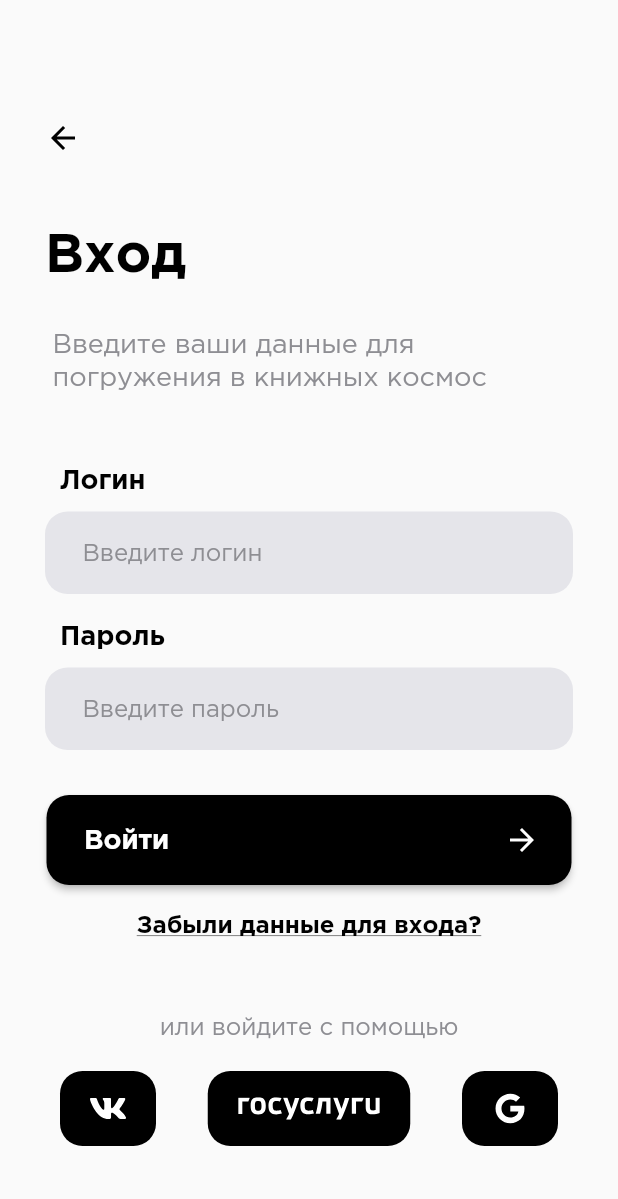
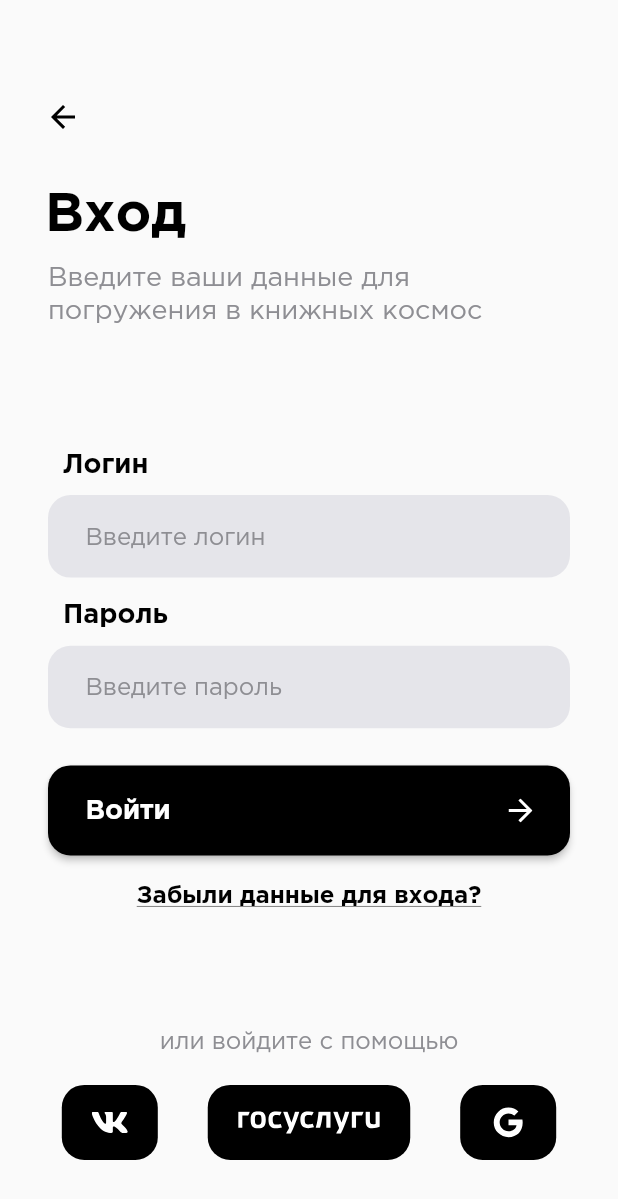
Before and after one commit to qucals/governmentLibrary, a Flutter app: the screen it shows after launch, after a tap on "Уже есть аккаунт", on a phone screen of 412 x 824 dp. Shown: the top 1199 px of the screen. Run offline on Flutter 3.47's test engine with Material 2 defaults, Android fonts, the phone set to English and light mode, and no system bars; our stand-ins replace flutter_svg, loggy, shared_preferences.

Commit message:
Адаптация страниц под разные размеры устройств
Signed-off-by: qucals <totalboy@outlook.com>

```diff
--- a/lib/main.dart
+++ b/lib/main.dart
@@ -38,10 +38,12 @@ class LibraryApp extends StatelessWidget with UiLoggy {
 
   @override
   Widget build(BuildContext context) {
+    // Возможен только портретный режим просмотра
     SystemChrome.setPreferredOrientations([
       DeviceOrientation.portraitUp,
       DeviceOrientation.portraitDown,
     ]);
+
     return Consumer<ThemeNotifier>(
       builder: (context, theme, _) => MaterialApp(
         theme: theme.getTheme(),
--- a/lib/src/sign_in_page/sing_in_page.dart
+++ b/lib/src/sign_in_page/sing_in_page.dart
@@ -20,6 +20,7 @@ import 'package:government_library/src/components/press_button.dart';
 import 'package:government_library/src/components/text_button.dart';
 import 'package:government_library/src/components/text_field.dart';
 import 'package:government_library/src/theming/theme_manager.dart';
+import 'package:loggy/loggy.dart';
 
 // ignore: must_be_immutable
 class LibrarySignInPage extends StatefulWidget {
@@ -34,17 +35,23 @@ class LibrarySignInPage extends StatefulWidget {
   State<LibrarySignInPage> createState() => _LibrarySignInPageState();
 }
 
-class _LibrarySignInPageState extends State<LibrarySignInPage> {
+class _LibrarySignInPageState extends State<LibrarySignInPage> with UiLoggy {
   @override
   Widget build(BuildContext context) {
+    MediaQueryData queryData = MediaQuery.of(context);
+    double screenWidth = queryData.size.width;
+    double screenHeight = queryData.size.height;
+
+    loggy.debug('Screen: width=$screenWidth, height=$screenHeight');
+
     return Scaffold(
         body: Center(
       child: Column(
         children: <Widget>[
-          const SizedBox(width: 300, height: 50),
+          SizedBox(width: screenWidth, height: screenHeight * 0.05),
           Container(
             alignment: Alignment.topLeft,
-            padding: const EdgeInsets.all(30),
+            padding: EdgeInsets.symmetric(horizontal: 30, vertical: screenHeight * 0.03),
             child: GestureDetector(
               onTap: () {
                 Navigator.pop(context);
@@ -56,7 +63,7 @@ class _LibrarySignInPageState extends State<LibrarySignInPage> {
           ),
           Container(
             alignment: Alignment.topLeft,
-            padding: const EdgeInsets.fromLTRB(30, 20, 30, 30),
+            padding: EdgeInsets.symmetric(horizontal: 30, vertical: screenWidth * 0.03),
             child: Text(
               'Вход',
               style: widget.themeNotifier.getTheme().textTheme.headline2,
@@ -64,15 +71,17 @@ class _LibrarySignInPageState extends State<LibrarySignInPage> {
           ),
           Container(
             alignment: Alignment.topLeft,
-            padding: const EdgeInsets.fromLTRB(35, 0, 30, 35),
+            padding: EdgeInsets.only(left: 32, right: 32, bottom: screenHeight * 0.03),
             child: Text(
               'Введите ваши данные для погружения в книжных космос',
               style: widget.themeNotifier.getTheme().textTheme.subtitle1,
             ),
           ),
+          const Spacer(flex: 1,),
           Container(
             alignment: Alignment.center,
-            padding: const EdgeInsets.fromLTRB(30, 15, 30, 20),
+            padding: EdgeInsets.fromLTRB(32, screenHeight * 0.01,
+                                         32, screenHeight * 0.02),
             child: Column(
               children: <Widget>[
                 Container(
@@ -96,7 +105,7 @@ class _LibrarySignInPageState extends State<LibrarySignInPage> {
           ),
           Container(
             alignment: Alignment.center,
-            padding: const EdgeInsets.fromLTRB(30, 0, 30, 30),
+            padding: EdgeInsets.only(left: 32, right: 32, bottom: screenHeight * 0.03),
             child: Column(
               children: <Widget>[
                 Container(
@@ -119,9 +128,9 @@ class _LibrarySignInPageState extends State<LibrarySignInPage> {
             ),
           ),
           Padding(
-            padding: const EdgeInsets.fromLTRB(30, 0, 30, 10),
+            padding: const EdgeInsets.only(left: 32, right: 32, bottom: 10),
             child: LibraryPressButton(
-              width: 350,
+              width: screenWidth,
               height: 60,
               textButton: 'Войти',
               icon: SvgPicture.asset(
@@ -133,7 +142,7 @@ class _LibrarySignInPageState extends State<LibrarySignInPage> {
           ),
           Container(
               alignment: Alignment.center,
-            padding: const EdgeInsets.fromLTRB(30, 10, 30, 30),
+              padding: EdgeInsets.fromLTRB(32, 10, 32, screenHeight * 0.01),
               child: GestureDetector(
                   onTap: () {
                     // Navigator.push(
@@ -149,15 +158,15 @@ class _LibrarySignInPageState extends State<LibrarySignInPage> {
                       fontFamily: 'LGothamPro',
                       fontWeight: FontWeight.bold,
                       fontSize: 16,
-                  color: widget.themeNotifier.getTheme().colorScheme.secondary,
+                      color:
+                          widget.themeNotifier.getTheme().colorScheme.secondary,
                       decoration: TextDecoration.underline,
                     ),
-              )
-            )
-          ),
+                  ))),
+          const Spacer(flex: 1,),
           Container(
             alignment: Alignment.center,
-            padding: const EdgeInsets.fromLTRB(40, 0, 40, 30),
+            padding: EdgeInsets.symmetric(horizontal: screenWidth * 0.1),
             child: Column(
               children: <Widget>[
                 Container(
@@ -206,7 +215,8 @@ class _LibrarySignInPageState extends State<LibrarySignInPage> {
                 )
               ],
             ),
-          )
+          ),
+          const Spacer(flex: 1,),
         ],
       ),
     ));
--- a/lib/src/welcome_page/welcome_page.dart
+++ b/lib/src/welcome_page/welcome_page.dart
@@ -16,7 +16,6 @@
 
 import 'package:flutter/material.dart';
 import 'package:government_library/src/sign_in_page/sing_in_page.dart';
-import 'package:government_library/src/sign_up_page/sign_up_page.dart';
 import 'package:loggy/loggy.dart';
 import 'package:flutter_svg/svg.dart';
 
@@ -41,6 +40,10 @@ class _LibraryWelcomeState extends State<LibraryWelcomePage> with UiLoggy {
     String backgroundAssetName = _backgroundAssetPreName +
         (_themeMode == 'light' ? 'header_light.svg' : 'header_dark.svg');
 
+    MediaQueryData queryData = MediaQuery.of(context);
+    double screenWidth = queryData.size.width;
+    double screenHeight = queryData.size.height;
+
     return Scaffold(
         body: Stack(
       children: <Widget>[
@@ -54,7 +57,8 @@ class _LibraryWelcomeState extends State<LibraryWelcomePage> with UiLoggy {
           children: <Widget>[
             Container(
               alignment: Alignment.center,
-              padding: const EdgeInsets.fromLTRB(35, 10, 30, 70),
+              // padding: const EdgeInsets.fromLTRB(35, 10, 30, 70),
+              padding: EdgeInsets.fromLTRB(32, 10, 32, screenHeight * 0.08),
               child: GestureDetector(
                 onTap: () {
                   Navigator.push(
@@ -74,7 +78,7 @@ class _LibraryWelcomeState extends State<LibraryWelcomePage> with UiLoggy {
               ),
             ),
             Padding(
-              padding: const EdgeInsets.fromLTRB(35, 30, 30, 10),
+              padding: EdgeInsets.fromLTRB(32, screenHeight * 0.05, 32, 10),
               child: LibraryPressButton(
                 width: 350,
                 height: 60,
@@ -99,21 +103,21 @@ class _LibraryWelcomeState extends State<LibraryWelcomePage> with UiLoggy {
             Container(
                 alignment: Alignment.centerLeft,
                 //  padding: const EdgeInsets.all(30),
-                padding: const EdgeInsets.fromLTRB(35, 20, 30, 0),
+                padding: const EdgeInsets.fromLTRB(32, 20, 32, 0),
                 child: Text(
                   'Читайте интересное, \nузнавайте о новых мероприятиях, \nделитесь эмоциями и впечатлениями!',
                   style: widget.themeNotifier.getTheme().textTheme.button,
                 )),
             Container(
                 alignment: Alignment.centerLeft,
-                padding: const EdgeInsets.fromLTRB(35, 20, 30, 0),
+                padding: const EdgeInsets.fromLTRB(32, 20, 32, 0),
                 child: Text(
                   'Современное решение \nдля любителей почитать!',
                   style: widget.themeNotifier.getTheme().textTheme.button,
                 )),
             Container(
               alignment: Alignment.centerLeft,
-              padding: const EdgeInsets.fromLTRB(30, 30, 30, 0),
+              padding: const EdgeInsets.only(left: 30, right: 30),
               child: Text(
                 'Библ',
                 style: widget.themeNotifier.getTheme().textTheme.headline1,
```
Also changed, not shown: lib/src/theming/theme_manager.dart (+7 -0 lines). Lines whose indentation alone changed are shown as unchanged.
